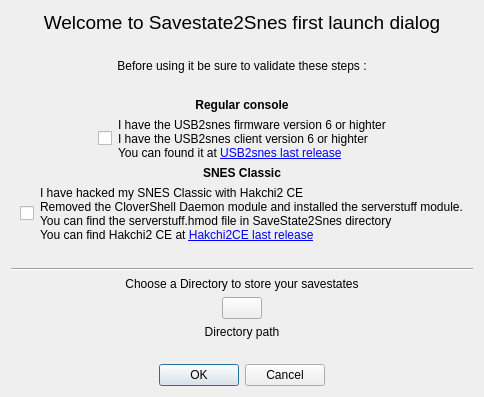
Old version of the form firsttimedialog.ui in the repository Skarsnik/Savestate2snes.
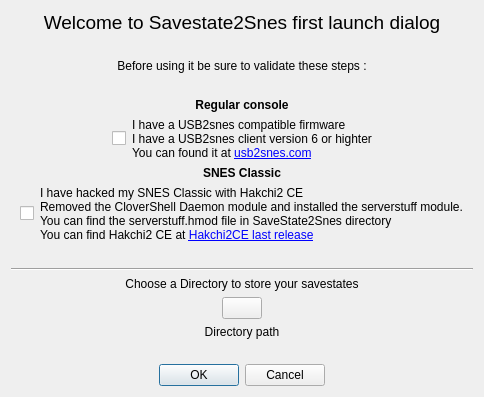
New version of the form.

Commit message: Update the first time dialog message for usb2snes

Patch:
```diff
--- a/firsttimedialog.ui
+++ b/firsttimedialog.ui
@@ -104,7 +104,7 @@
      <item>
       <widget class="QLabel" name="label_4">
        <property name="text">
-        <string>&lt;html&gt;&lt;head/&gt;&lt;body&gt;&lt;p&gt;I have the USB2snes firmware version 6 or highter&lt;br/&gt;I have the USB2snes client version 6 or highter&lt;br/&gt;	You can found it at &lt;a href=&quot;https://github.com/RedGuyyyy/sd2snes/releases&quot;&gt;&lt;span style=&quot; text-decoration: underline; color:#0000ff;&quot;&gt;USB2snes last release&lt;/span&gt;&lt;/a&gt;&lt;/p&gt;&lt;/body&gt;&lt;/html&gt;</string>
+        <string>&lt;html&gt;&lt;head/&gt;&lt;body&gt;&lt;p&gt;I have a USB2snes compatible firmware&lt;br/&gt;I have a USB2snes client version 6 or highter&lt;br/&gt;	You can found it at &lt;a href=&quot;http://usb2snes.com/&quot;&gt;&lt;span style=&quot; text-decoration: underline; color:#0000ff;&quot;&gt;usb2snes.com&lt;/span&gt;&lt;/a&gt;&lt;/p&gt;&lt;/body&gt;&lt;/html&gt;</string>
        </property>
       </widget>
      </item>
```
The commit also changes 1 other file.
